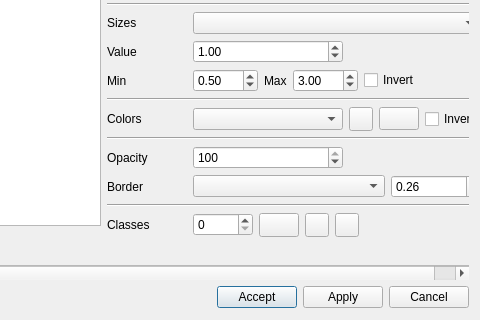
qgisred/QGISRed, file ui/project/qgisred_legends_dialog.ui: the form before one commit; both pictures show x 220 to 700 and y 140 to 460 of the 700 by 460 pixel window.
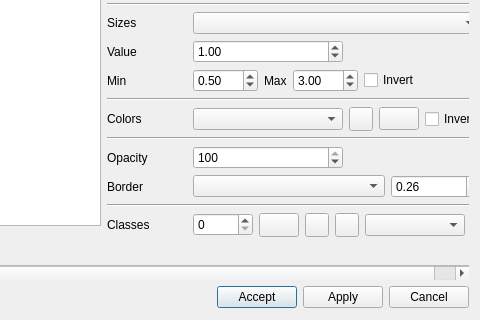
The form after the commit. Custom widgets are drawn as their Qt base class.

Commit message: [Legends] Sort classes ascending or descending

Patch:
```diff
--- a/ui/project/qgisred_legends_dialog.ui
+++ b/ui/project/qgisred_legends_dialog.ui
@@ -757,6 +757,16 @@
                    </property>
                   </widget>
                  </item>
+                 <item>
+                  <widget class="QComboBox" name="cbSortOrder">
+                   <property name="minimumSize">
+                    <size>
+                     <width>100</width>
+                     <height>0</height>
+                    </size>
+                   </property>
+                  </widget>
+                 </item>
                  <item>
                   <spacer name="classControlsSpacer">
                    <property name="orientation">
```
Left out of the diff: 1 changed line with no effect on the pictures. The commit also changes 4 other files.
